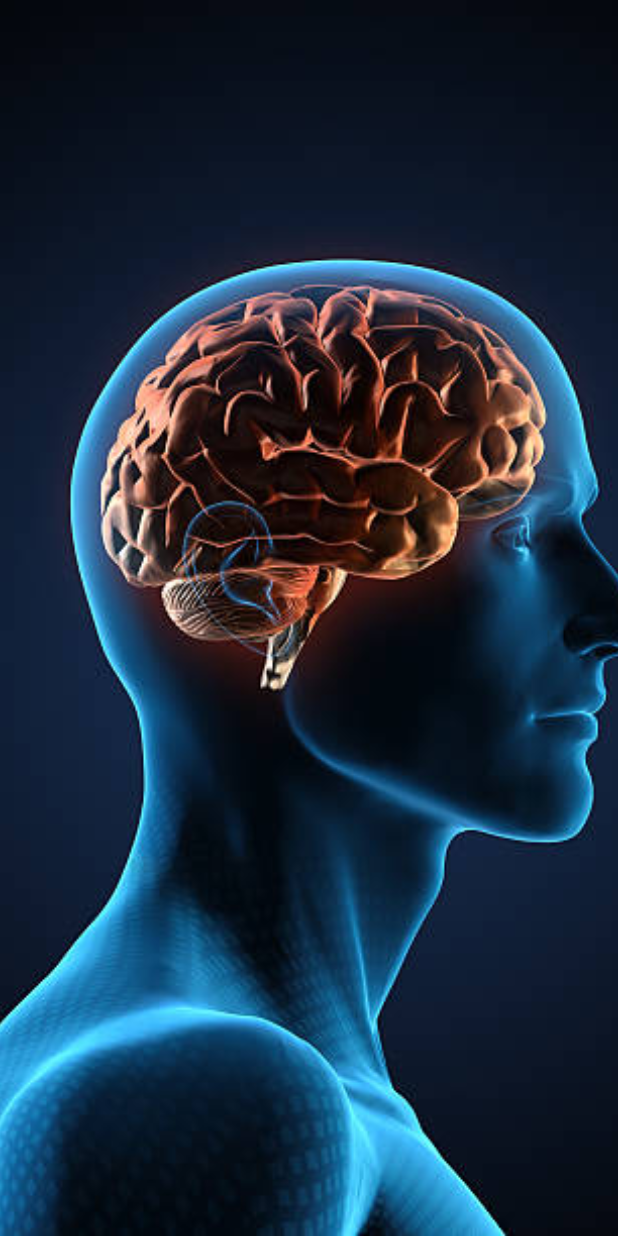
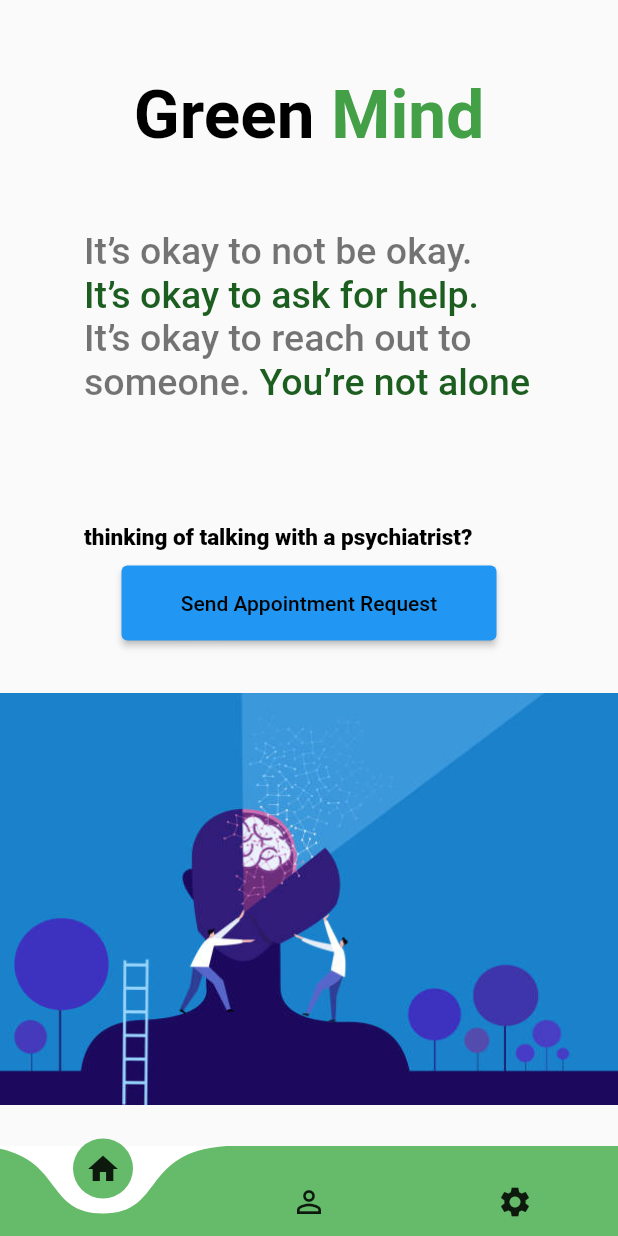
Before and after one commit to gfor-gour/Green-Mind-App, a Flutter app: the screen it shows after launch, after a tap on "LOG IN", on a phone screen of 412 x 824 dp. Run offline on Flutter 3.47's test engine with Material 2 defaults, Android fonts, the phone set to English and light mode, and no system bars; drawn by our look-alikes of curved_navigation_bar; our stand-ins replace line_awesome_flutter.

Commit message:
Second Commit

```diff
--- a/lib/home_screen_std.dart
+++ b/lib/home_screen_std.dart
@@ -0,0 +1,297 @@
+
+import 'package:curved_navigation_bar/curved_navigation_bar.dart';
+import 'package:flutter/cupertino.dart';
+import 'package:flutter/material.dart';
+import 'package:line_awesome_flutter/line_awesome_flutter.dart';
+
+class HomeScreen_Std extends StatefulWidget{
+  @override
+  State <HomeScreen_Std> createState() => _homescreen_std_state();
+}
+
+class _homescreen_std_state extends State<HomeScreen_Std>{
+  int _pageNum=0;
+    bool isPressed = false;
+    String changetxt ='Send Appointment Request';
+  @override
+  void initState(){
+    super.initState();
+  }
+
+  @override
+  Widget build(BuildContext context) {
+    return Scaffold(
+      bottomNavigationBar: CurvedNavigationBar(
+        backgroundColor: Colors.white,
+        color: Colors.green.shade400,
+        height: 60,
+        animationDuration: Duration(milliseconds: 300),
+        items: [
+          Icon(Icons.home),
+          Icon(Icons.perm_identity),
+          Icon(Icons.settings),
+        ],
+        onTap: (index){
+          setState(() {
+            _pageNum = index;
+          });
+        },
+        letIndexChange: (index) => true,
+      ),
+
+      body:
+            Container(
+              // width: double.infinity,
+              // height: double.infinity,
+              child: Column(
+                crossAxisAlignment: CrossAxisAlignment.center,
+                children: [
+                  SizedBox(
+                    height: 50,
+                  ),
+
+                  RichText(
+                      text: TextSpan(
+                          style: TextStyle(
+                            color: Colors.green.shade600,
+                            fontSize: 45,
+                            fontWeight: FontWeight.bold,
+                          ),
+                          children: <TextSpan>[
+                            TextSpan(text:'Green ', style: TextStyle(
+                              color: Colors.black,
+                              fontWeight: FontWeight.bold,
+                            )),
+                            TextSpan(text:'Mind',)
+                          ]
+                      )
+                  ),
+
+                  if(_pageNum==0)
+                    Container(
+                      child: Column(
+                        children: [
+                          SizedBox(
+                            height: 50,
+                          ),
+
+                          Container(
+                            width: 300,
+                            child: RichText(
+                                text: TextSpan(
+                                    style: TextStyle(
+                                      color: Colors.black54,
+                                      fontSize: 25,
+                                      fontWeight: FontWeight.w500,
+                                    ),
+                                    children: <TextSpan>[
+                                      TextSpan(text: 'It’s okay to not be okay. \n', ),
+                                      TextSpan(text:'It’s okay to ask for help. \n',
+                                          style: TextStyle(color: Colors.green.shade900)),
+                                      TextSpan(text:'It’s okay to reach out to someone. '),
+                                      TextSpan(text:'You’re not alone' ,style: TextStyle(color: Colors.green.shade900)),
+                                    ]
+                                )
+
+                            ),
+                          ),
+                          SizedBox(
+                            height: 80,
+                          ),
+
+                          Container(
+                            width: 300,
+                            child: RichText(
+                                text: TextSpan(
+                                    style: TextStyle(
+                                      color: Colors.black,
+                                      fontSize: 15,
+                                      fontWeight: FontWeight.w800,
+                                    ),
+                                    children: <TextSpan>[
+                                      TextSpan(text: 'thinking of talking with a psychiatrist?', ),
+
+                                    ]
+                                )
+
+                            ),
+                          ),
+
+                          SizedBox(
+                            height: 10,
+                          ),
+                          Container(
+                            width: 250,
+                            height: 50,
+                            child: ElevatedButton(
+                                style: ElevatedButton.styleFrom(
+                                    backgroundColor: isPressed? Colors.white24 : Colors.blue
+                                ),
+                                onPressed: (){
+                                  setState(() {
+                                    changetxt = 'Request Sent';
+                                    if(!isPressed) isPressed = !isPressed;
+
+                                  });
+                                }, child: Text(
+                              '$changetxt',style: TextStyle(color: Colors.black),
+                            )
+                            ),
+                          ),
+                          SizedBox(
+                            height: 35,
+                          ),
+                          Container(
+                            child:Image.asset('assets/images/istockphoto-1308800381-612x612.jpg') ,
+                          ),
+                        ],
+                      ),
+                    ),
+                    if(_pageNum==1)
+                      Container(
+                        width: double.maxFinite,
+                            child:Column(
+                              crossAxisAlignment: CrossAxisAlignment.center,
+                              children: [
+                                SizedBox(
+                                  width: 120,
+                                  height: 120,
+                                  child: ClipRRect(
+                                          borderRadius: BorderRadius.circular(100),
+                                            child: Image.asset('assets/images/istockphoto-117613065-612x612.jpg')),
+                                ),
+
+                                 Container(
+                                  width: 35,
+                                  height: 35,
+                                  decoration: BoxDecoration(borderRadius: BorderRadius.circular(100), color: Colors.black54),
+                                  child: const Icon(
+                                  Icons.edit,
+                                  color: Colors.black,
+                                  size: 20,
+                                  ),
+                                ),
+
+                                ProfileMenuwidget(
+                                  title: "Your Name",
+                                  subtitle: "Gour Gupal talukder",
+                                  icon: Icons.person,onPress: () {}),
+                                SizedBox(
+                                  height: 15,
+                                ),
+                                ProfileMenuwidget(
+                                    title: "Email",
+                                    subtitle: "gourgupaltalukder@gmail.com",
+                                    icon: Icons.person,onPress: () {}),
+                                SizedBox(
+                                  height: 15,
+                                ),
+                                ProfileMenuwidget(
+                                    title: "Mobile Number",
+                                    subtitle: "01746******",
+                                    icon: Icons.person,onPress: () {}),
+                                SizedBox(
+                                  height: 15,
+                                ),
+                                ProfileMenuwidget(
+                                    title: "Password",
+                                    subtitle: "*******",
+                                    icon: Icons.person,onPress: () {}),
+                           ],
+                            )
+                      ),
+
+
+                    if(_pageNum==2)
+                       Center(
+                         child: Container(
+                                width: 350,
+                                height: 600,
+                            color: Colors.blue.shade800,
+                            child: Center(
+                              child: RichText(
+                                  text: TextSpan(
+                                      style: TextStyle(
+                                        color: Colors.green.shade300,
+                                        fontSize: 45,
+                                        fontWeight: FontWeight.bold,
+                                      ),
+                                      children: <TextSpan>[
+                                        TextSpan(text:'Under ', style: TextStyle(
+                                          color: Colors.black,
+                                          fontWeight: FontWeight.bold,
+                                        )),
+                                        TextSpan(text:'Construction',)
+                                      ]
+                                  )
+                              ),
+                            ),
+
+                          ),
+                       ),
+
+
+                ],
+
+              ),
+
+            ),
+
+    );
+  }
+}
+
+class ProfileMenuwidget extends StatelessWidget {
+  const ProfileMenuwidget({
+    // super.key,
+    super.key,
+        required this.title,
+        required this.subtitle,
+        required this.icon,
+        required this.onPress,
+        this.endIcon = true,
+        this.textColor,
+  }) ;
+
+
+    final String title;
+    final String subtitle;
+    final IconData icon;
+    final VoidCallback onPress;
+    final Color? textColor;
+    final bool endIcon;
+
+
+
+  @override
+  Widget build(BuildContext context) {
+    return Container(
+      width: 350,
+      decoration: BoxDecoration(
+          color: Colors.white54,
+          borderRadius: BorderRadius.circular(10),
+          boxShadow: [
+            BoxShadow(
+              offset: Offset(0,5),
+              color: Colors.blue.shade700.withOpacity(0.5),
+              spreadRadius: 3,
+              blurRadius: 10,
+            )
+          ]
+      ),
+      child: ListTile(
+        title: Text(title,),
+        subtitle: Text(subtitle),
+        leading: Icon(icon,),
+        trailing: endIcon? Container(
+          width: 30,
+          height: 30,
+          decoration: BoxDecoration(
+            borderRadius: BorderRadius.circular(100),
+            color: Colors.grey.withOpacity(0.1),
+          ),
+          child: const Icon(LineAwesomeIcons.angle_right, size: 18.0, color: Colors.black)) : null,
+      ),
+    );
+  }
+  }
--- a/lib/login_screen.dart
+++ b/lib/login_screen.dart
@@ -1,6 +1,7 @@
 
 import 'package:flutter/cupertino.dart';
 import 'package:flutter/material.dart';
+import 'package:green_mind/home_screen_std.dart';
 import 'package:green_mind/main.dart';
 import 'package:green_mind/register_screen.dart';
 import 'package:green_mind/splash_screen.dart';
@@ -120,7 +121,7 @@ class _Login_screenState extends State<Login_screen> {
                        String uPass = passText.text.toString();
                           Navigator.push(context,
                           MaterialPageRoute(builder:
-                              (context) => MyHomePage(title: 'Green Mind'),)
+                              (context) => HomeScreen_Std(),)
                           );
                      }, child: Text(
                        'LOG IN',style: TextStyle(color: Colors.black),
@@ -140,7 +141,8 @@ class _Login_screenState extends State<Login_screen> {
                        );
                      }, child: Text(
                        'REGISTER',style: TextStyle(color: Colors.black),
-                     )),
+                     )
+                     ),
                    ),
              ],
 
--- a/lib/main.dart
+++ b/lib/main.dart
@@ -41,15 +41,8 @@ class _MyHomePageState extends State<MyHomePage> {
     return Scaffold(
 
       body: Container(
-        decoration: BoxDecoration(
-          image: DecorationImage(
-            image: AssetImage("assets/images/istockphoto-117613065-612x612.jpg"),
-            fit: BoxFit.cover,
-          )
-        ),
-
-           ),
-
+        color: Colors.white,
+      ),
     );
   }
 }
--- a/pubspec.yaml
+++ b/pubspec.yaml
@@ -35,7 +35,8 @@ dependencies:
   # The following adds the Cupertino Icons font to your application.
   # Use with the CupertinoIcons class for iOS style icons.
   cupertino_icons: ^1.0.2
-
+  curved_navigation_bar: ^1.0.3
+  line_awesome_flutter: ^2.0.0
 
 dev_dependencies:
   flutter_test:
```
Also changed, not shown: lib/home_screen_doc.dart (+260 -0 lines), lib/register_screen.dart (+14 -30 lines), pubspec.lock.
